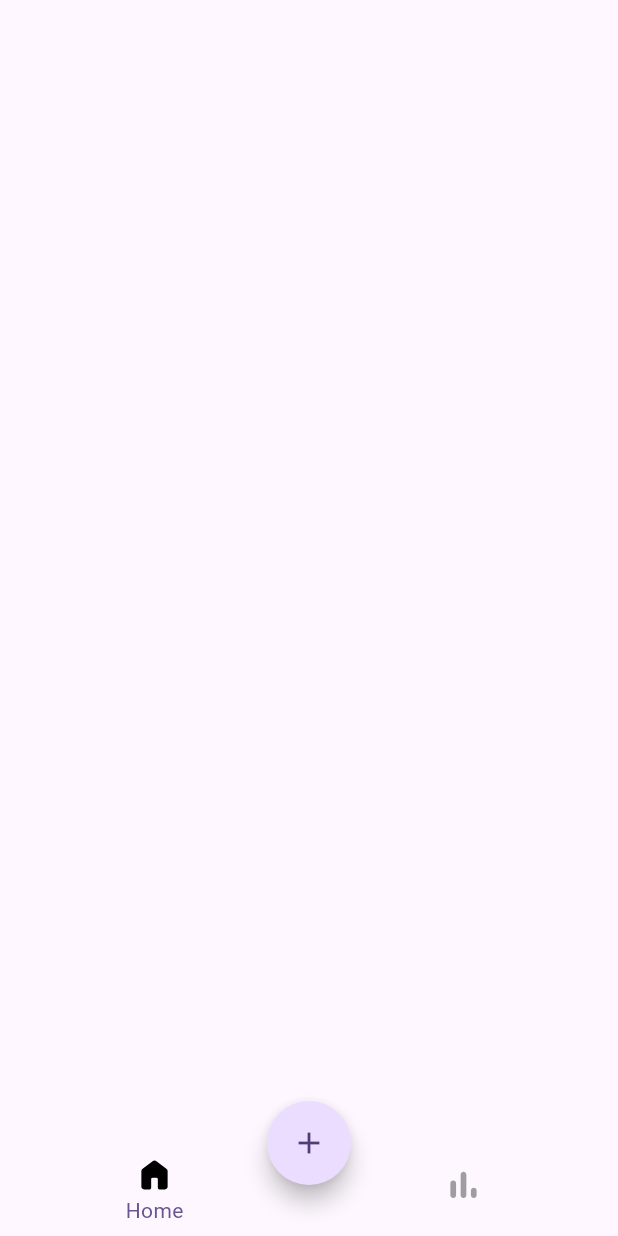
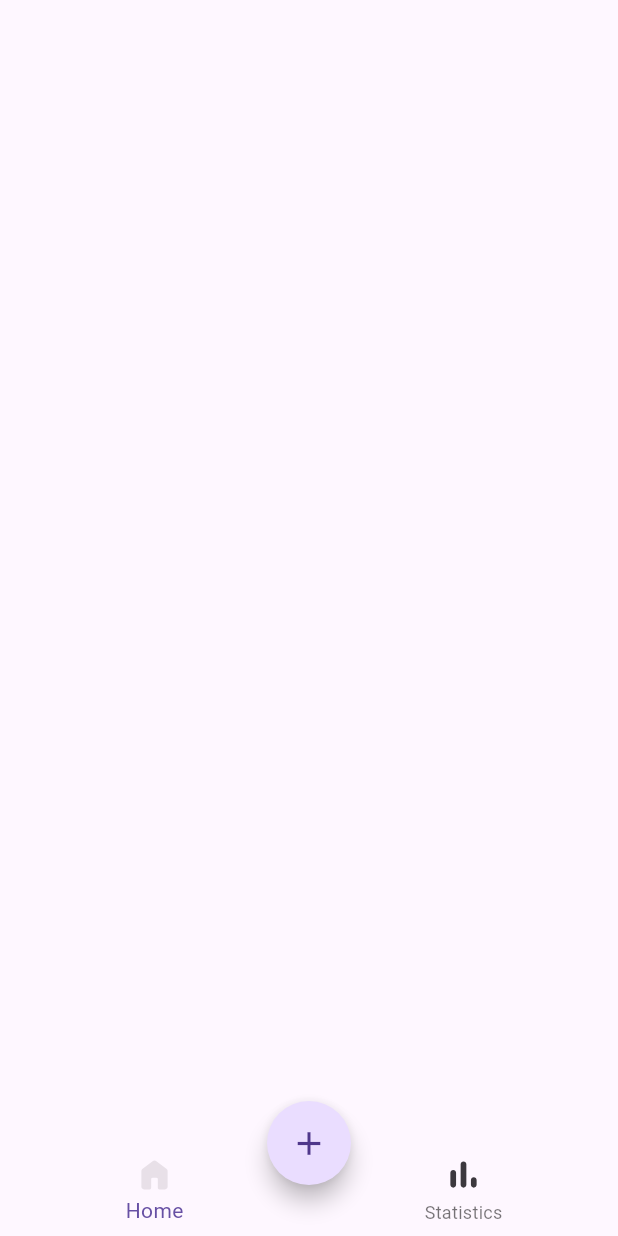
Before and after one commit to dsnoire/habit_tracker, a Flutter app: the screen it shows after launch, on a phone screen of 412 x 824 dp. Run offline on Flutter 3.47's test engine with Material 3 defaults, Android fonts, the phone set to English and light mode, and no system bars; our stand-ins replace flutter_svg, go_router; statements that could not run were skipped.

Commit message:
feat: add app theme

```diff
--- a/lib/app/colors/app_colors.dart
+++ b/lib/app/colors/app_colors.dart
@@ -1,5 +1,49 @@
 import 'package:flutter/material.dart';
 
 abstract class AppColors {
-  static const grey = Colors.grey;
+  static const primary = Color(0xffd8bafa);
+  static const surfaceTint = Color(0xffd8bafa);
+  static const onPrimary = Color(0xff3d245a);
+  static const primaryContainer = Color(0xff543b72);
+  static const onPrimaryContainer = Color(0xffeedbff);
+  static const secondary = Color(0xffcfc1da);
+  static const onSecondary = Color(0xff362d40);
+  static const secondaryContainer = Color(0xff4d4357);
+  static const onSecondaryContainer = Color(0xffecddf7);
+  static const tertiary = Color(0xfff2b7c0);
+  static const onTertiary = Color(0xff4b252c);
+  static const tertiaryContainer = Color(0xff653b42);
+  static const onTertiaryContainer = Color(0xffffd9de);
+  static const error = Color(0xffffb4ab);
+  static const onError = Color(0xff690005);
+  static const errorContainer = Color(0xff93000a);
+  static const onErrorContainer = Color(0xffffdad6);
+  static const surface = Color(0xff151218);
+  static const onSurface = Color(0xffe8e0e8);
+  static const onSurfaceVariant = Color(0xffccc4cf);
+  static const outline = Color(0xff958e98);
+  static const outlineVariant = Color(0xff4a454e);
+  static const shadow = Color(0xff000000);
+  static const scrim = Color(0xff000000);
+  static const inverseSurface = Color(0xffe8e0e8);
+  static const inversePrimary = Color(0xff6d538b);
+  static const primaryFixed = Color(0xffeedbff);
+  static const onPrimaryFixed = Color(0xff270d43);
+  static const primaryFixedDim = Color(0xffd8bafa);
+  static const onPrimaryFixedVariant = Color(0xff543b72);
+  static const secondaryFixed = Color(0xffecddf7);
+  static const onSecondaryFixed = Color(0xff20182a);
+  static const secondaryFixedDim = Color(0xffcfc1da);
+  static const onSecondaryFixedVariant = Color(0xff4d4357);
+  static const tertiaryFixed = Color(0xffffd9de);
+  static const onTertiaryFixed = Color(0xff321018);
+  static const tertiaryFixedDim = Color(0xfff2b7c0);
+  static const onTertiaryFixedVariant = Color(0xff653b42);
+  static const surfaceDim = Color(0xff151218);
+  static const surfaceBright = Color(0xff3c383e);
+  static const surfaceContainerLowest = Color(0xff100d12);
+  static const surfaceContainerLow = Color(0xff1d1a20);
+  static const surfaceContainer = Color(0xff221e24);
+  static const surfaceContainerHigh = Color(0xff2c292f);
+  static const surfaceContainerHighest = Color(0xff373339);
 }
--- /dev/null
+++ b/lib/app/theme/app_theme.dart
@@ -0,0 +1,11 @@
+import "package:flutter/material.dart";
+
+abstract class AppTheme {
+  static ThemeData get theme => ThemeData(
+        useMaterial3: true,
+        colorScheme: ColorScheme.fromSeed(
+          seedColor: Color(0xFF9223FF),
+          brightness: Brightness.dark,
+        ),
+      );
+}
--- a/lib/app/view/app.dart
+++ b/lib/app/view/app.dart
@@ -1,5 +1,6 @@
 import 'package:flutter/material.dart';
 import 'package:habit_tracker/app/router/app_router.dart';
+import 'package:habit_tracker/app/theme/theme.dart';
 
 class App extends StatelessWidget {
   const App({super.key});
@@ -8,10 +9,8 @@ class App extends StatelessWidget {
   Widget build(BuildContext context) {
     return MaterialApp.router(
       title: 'Habit Tracker',
-      theme: ThemeData(
-        colorScheme: ColorScheme.fromSeed(seedColor: Colors.deepPurple),
-        useMaterial3: true,
-      ),
+      debugShowCheckedModeBanner: false,
+      theme: AppTheme.theme,
       routerConfig: AppRouter.router,
     );
   }
--- a/lib/navigation/view/navigation.dart
+++ b/lib/navigation/view/navigation.dart
@@ -13,12 +13,26 @@ class NavigationRoot extends StatelessWidget {
     return Scaffold(
       body: child,
       bottomNavigationBar: const BottomNavBar(),
-      floatingActionButton: FloatingActionButton(
-        onPressed: () {},
-        shape: CircleBorder(),
-        child: const Icon(Icons.add),
-      ),
+      floatingActionButton: AddHabit(),
       floatingActionButtonLocation: FloatingActionButtonLocation.centerDocked,
     );
   }
 }
+
+class AddHabit extends StatelessWidget {
+  const AddHabit({
+    super.key,
+  });
+
+  @override
+  Widget build(BuildContext context) {
+    return FloatingActionButton(
+      onPressed: () {},
+      shape: CircleBorder(),
+      child: const Icon(
+        Icons.add,
+        size: 26,
+      ),
+    );
+  }
+}
--- a/lib/navigation/widgets/bottom_nav_bar.dart
+++ b/lib/navigation/widgets/bottom_nav_bar.dart
@@ -43,23 +43,24 @@ class _BottomNavBarState extends State<BottomNavBar> {
         },
         elevation: 0,
         backgroundColor: Colors.transparent,
-        showUnselectedLabels: false,
+        showUnselectedLabels: true,
         showSelectedLabels: true,
+        type: BottomNavigationBarType.fixed,
         items: const [
           BottomNavigationBarItem(
             activeIcon: _BottomNavBarItemIcon(
               path: 'assets/icons/home_filled.svg',
-              color: Colors.black,
+              color: AppColors.onSurface,
             ),
             icon: _BottomNavBarItemIcon(
-              path: 'assets/icons/home.svg',
+              path: 'assets/icons/home_filled.svg',
             ),
             label: 'Home',
           ),
           BottomNavigationBarItem(
             activeIcon: _BottomNavBarItemIcon(
               path: 'assets/icons/statistics.svg',
-              color: Colors.black,
+              color: AppColors.onSurface,
             ),
             icon: _BottomNavBarItemIcon(
               path: 'assets/icons/statistics.svg',
@@ -88,7 +89,7 @@ class _BottomNavBarItemIcon extends StatelessWidget {
       child: SvgPicture.asset(
         path,
         colorFilter: ColorFilter.mode(
-          color ?? AppColors.grey,
+          color ?? AppColors.surfaceBright,
           BlendMode.srcIn,
         ),
         fit: BoxFit.cover,
--- a/pubspec.yaml
+++ b/pubspec.yaml
@@ -36,6 +36,7 @@ dependencies:
   cupertino_icons: ^1.0.8
   go_router: ^14.6.3
   flutter_svg: ^2.0.17
+  intl: ^0.20.1
 
 dev_dependencies:
   flutter_test:
```
Also changed, not shown: pubspec.lock.
